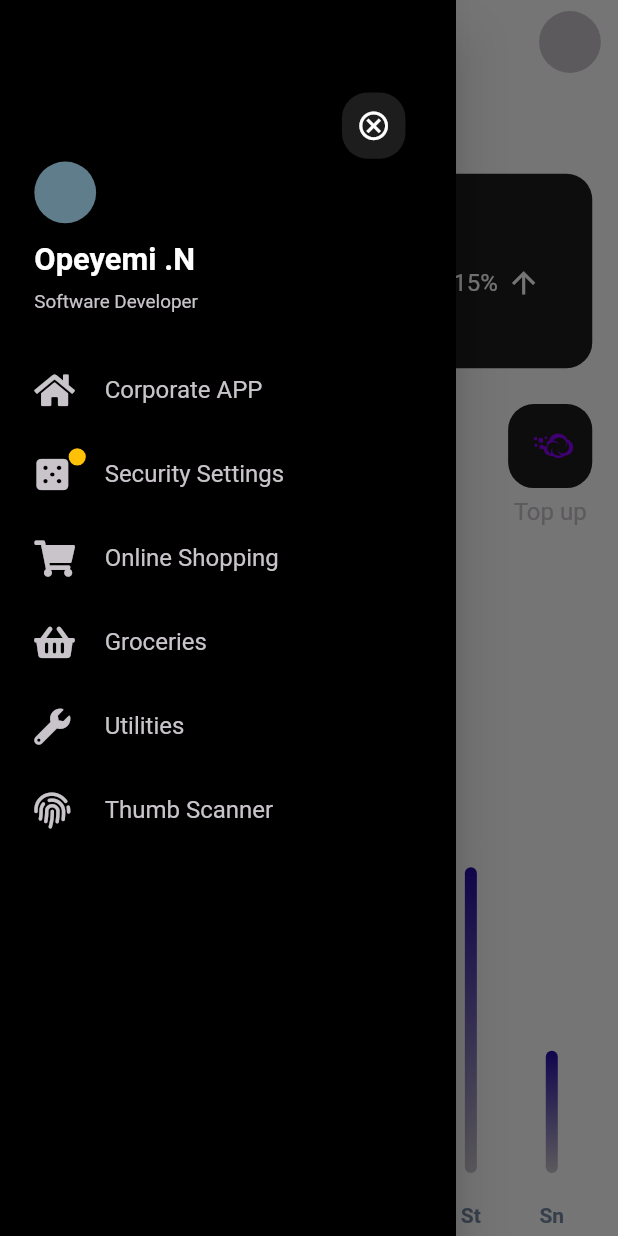
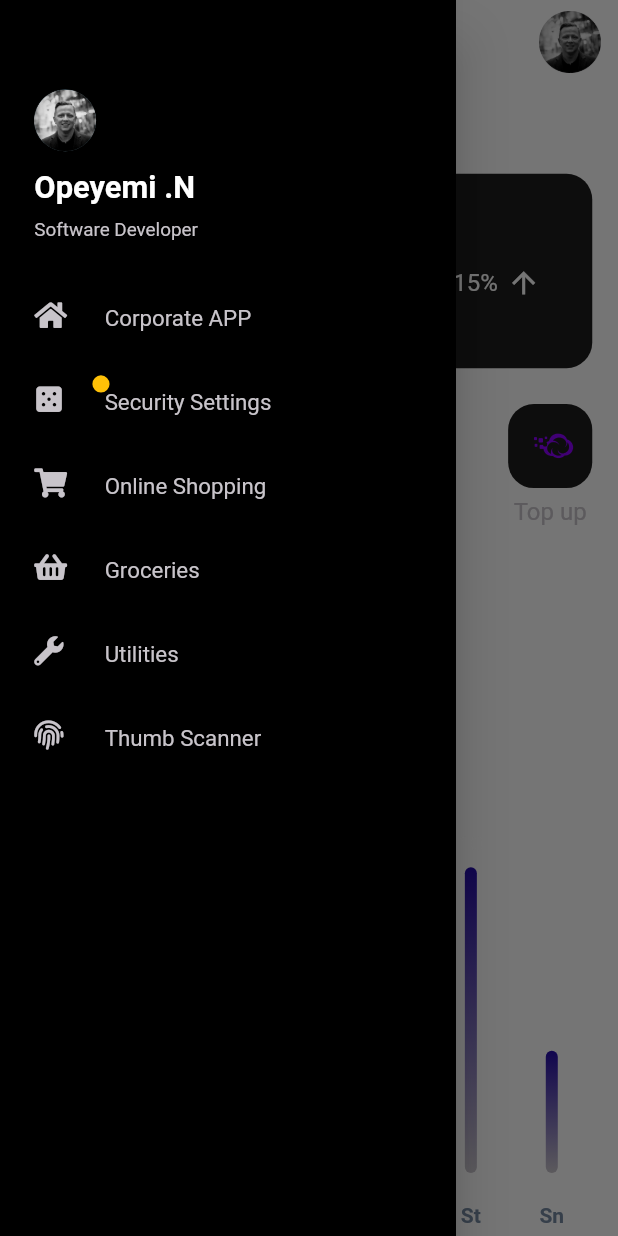
Before and after one commit to Devlonoah/Bank_app-UI-, a Flutter app: the HomeBody screen opened directly, with the side drawer open, on a phone screen of 412 x 824 dp. Run offline on Flutter 3.47's test engine with Material 2 defaults, Android fonts, the phone set to English and light mode, and no system bars; drawn by our look-alikes of fl_chart; our stand-ins replace flutter_screenutil, font_awesome_flutter.

Commit message:
add avatar

```diff
--- a/lib/page/drawer/drawer_widget.dart
+++ b/lib/page/drawer/drawer_widget.dart
@@ -13,12 +13,14 @@ class DrawerWidget extends StatelessWidget {
   Widget build(BuildContext context) {
     return Drawer(
       child: Container(
+        height: 690.h,
+        width: 360.w,
         color: Colors.black,
         padding: EdgeInsets.symmetric(horizontal: 20.w),
+        child: SingleChildScrollView(
           child: Column(
             children: [
               addVerticalSpace(50),
-            Align(alignment: Alignment.topRight, child: CancelButton()),
               AvatarAndOccupation(),
               addVerticalSpace(20),
               Column(
@@ -53,6 +55,7 @@ class DrawerWidget extends StatelessWidget {
             ],
           ),
         ),
+      ),
     );
   }
 }
@@ -69,8 +72,11 @@ class AvatarAndOccupation extends StatelessWidget {
       children: [
         Align(
             alignment: Alignment.centerLeft,
-            child:
-                CircleAvatar(backgroundColor: Colors.blueGrey, radius: 18.r)),
+            child: CircleAvatar(
+              backgroundColor: Colors.blueGrey,
+              radius: 18.r,
+              child: Image.asset('assets/avatar/avatar.png'),
+            )),
         addVerticalSpace(10),
         Text('Opeyemi .N',
             style: subHeaderTextStyle.copyWith(fontWeight: FontWeight.w600)),
--- a/lib/page/drawer/widget/custom_tile.dart
+++ b/lib/page/drawer/widget/custom_tile.dart
@@ -28,19 +28,21 @@ class CustomListTile extends StatelessWidget {
           leading: Icon(
             icon,
             color: COLOR_GREY_PINK,
+            size: 17.r,
           ),
           title: Text(
             label,
             style: TextStyle(
-                fontSize: 14.sp,
+                fontSize: 13.sp,
                 fontWeight: FontWeight.w400,
                 color: COLOR_GREY_PINK),
           ),
         ),
         hasNotification
             ? Positioned(
-                top: 9.h,
-                left: 20.0.w,
+                top: 8.5.h,
+                left: 15.0.w,
+                right: 163.w,
                 child: CircleAvatar(
                   radius: 5.r,
                   backgroundColor: COLOR_SUN_YELLOW,
--- a/lib/page/home/home.dart
+++ b/lib/page/home/home.dart
@@ -40,6 +40,7 @@ class HomeBody extends StatelessWidget {
               child: CircleAvatar(
                 radius: 18.r,
                 backgroundColor: COLOR_GREY_PINK,
+                child: Image.asset('assets/avatar/avatar.png'),
               ),
             )
           ],
--- a/pubspec.yaml
+++ b/pubspec.yaml
@@ -53,6 +53,7 @@ flutter:
   assets:
     - assets/mockup/
     - assets/credit_card_logo/
+    - assets/avatar/
 
   # An image asset can refer to one or more resolution-specific "variants", see
   # https://flutter.dev/assets-and-images/#resolution-aware.
```
Also changed, not shown: assets/avatar/avatar.png (added). Lines whose indentation alone changed are shown as unchanged.
